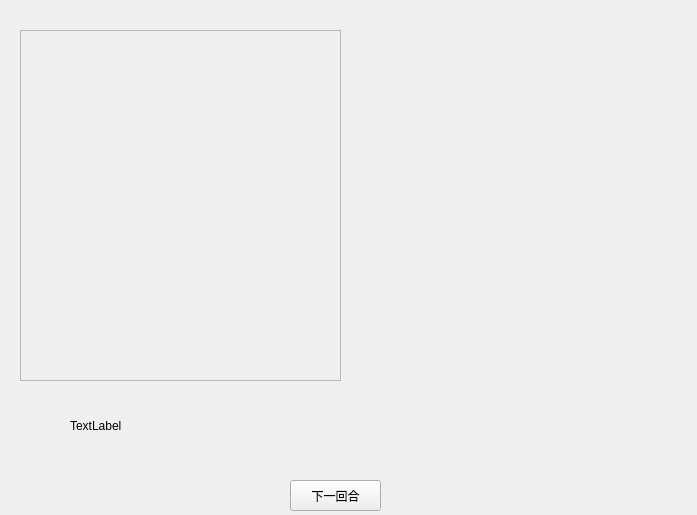
This is boss.ui in PopulusYang/Algorithm_design as Qt 5 draws it before an edit. The edited form follows.
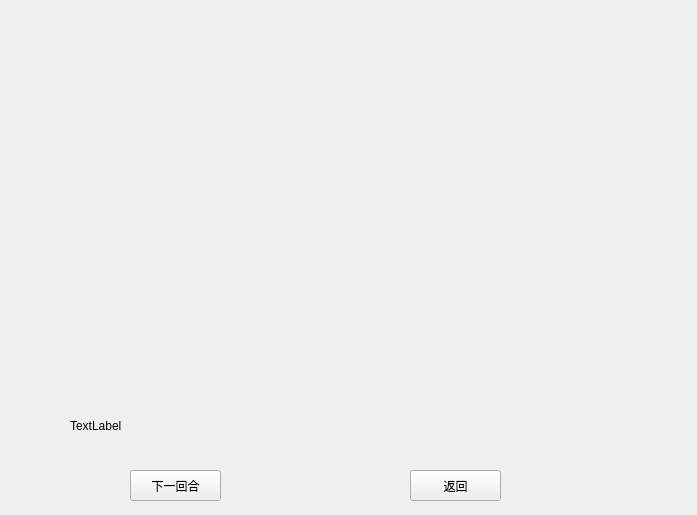
This is the edited form.

```diff
--- a/boss.ui
+++ b/boss.ui
@@ -16,8 +16,8 @@
   <widget class="QPushButton" name="nextTurnButton">
    <property name="geometry">
     <rect>
-     <x>290</x>
-     <y>480</y>
+     <x>130</x>
+     <y>470</y>
      <width>91</width>
      <height>31</height>
     </rect>
@@ -42,35 +42,6 @@
     <bool>true</bool>
    </property>
   </widget>
-  <widget class="QWidget" name="verticalLayoutWidget">
-   <property name="geometry">
-    <rect>
-     <x>20</x>
-     <y>30</y>
-     <width>321</width>
-     <height>351</height>
-    </rect>
-   </property>
-   <layout class="QVBoxLayout" name="bossLayout">
-    <item>
-     <widget class="QScrollArea" name="scrollArea">
-      <property name="widgetResizable">
-       <bool>true</bool>
-      </property>
-      <widget class="QWidget" name="scrollAreaWidgetContents">
-       <property name="geometry">
-        <rect>
-         <x>0</x>
-         <y>0</y>
-         <width>317</width>
-         <height>347</height>
-        </rect>
-       </property>
-      </widget>
-     </widget>
-    </item>
-   </layout>
-  </widget>
   <widget class="QWidget" name="verticalLayoutWidget_2">
    <property name="geometry">
     <rect>
@@ -82,6 +53,30 @@
    </property>
    <layout class="QVBoxLayout" name="skillsLayout"/>
   </widget>
+  <widget class="QWidget" name="verticalLayoutWidget">
+   <property name="geometry">
+    <rect>
+     <x>20</x>
+     <y>30</y>
+     <width>281</width>
+     <height>351</height>
+    </rect>
+   </property>
+   <layout class="QVBoxLayout" name="bossLayout"/>
+  </widget>
+  <widget class="QPushButton" name="returnbotton">
+   <property name="geometry">
+    <rect>
+     <x>410</x>
+     <y>470</y>
+     <width>91</width>
+     <height>31</height>
+    </rect>
+   </property>
+   <property name="text">
+    <string>返回</string>
+   </property>
+  </widget>
  </widget>
  <resources/>
  <connections/>
```
